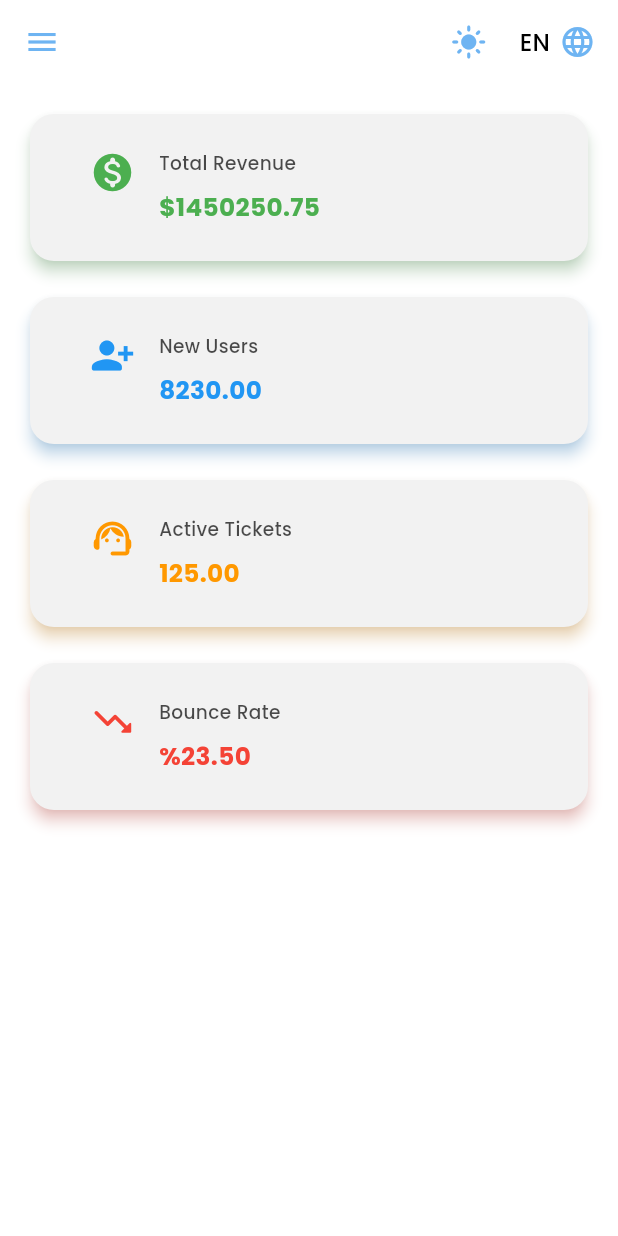
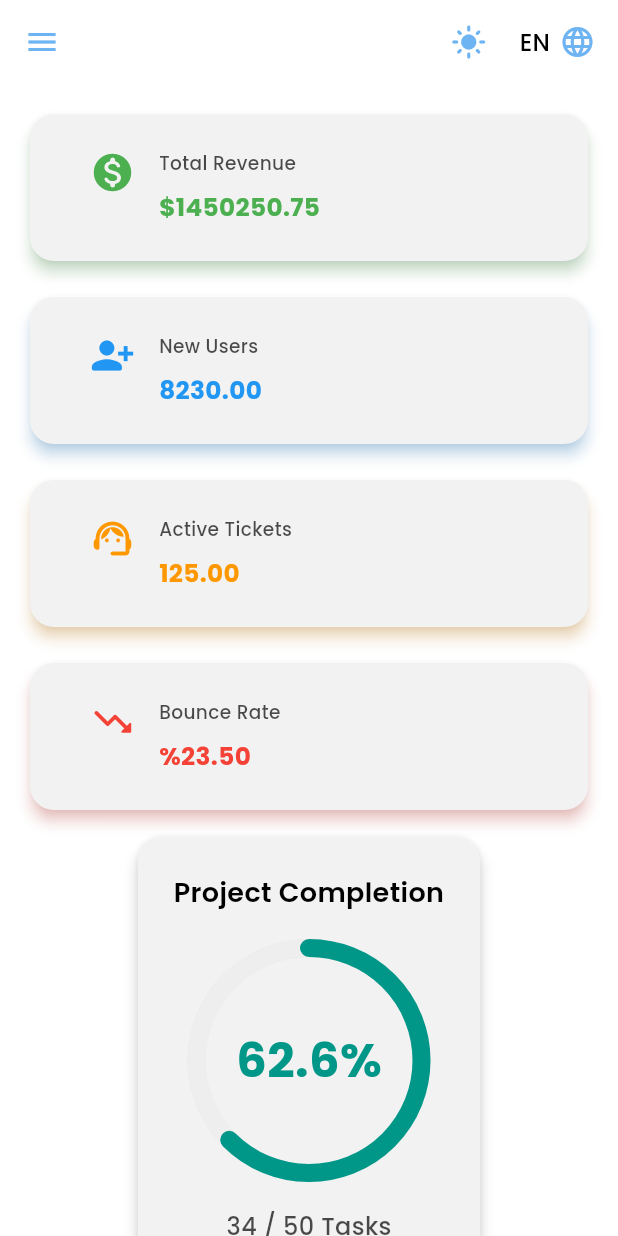
Before and after one commit to Alaa-shibany/education_section, a Flutter app: the screen it shows after launch, after a tap on "Login", on a phone screen of 412 x 824 dp. Run offline on Flutter 3.47's test engine with Material 3 defaults, Android fonts, the phone set to English and light mode, and no system bars; drawn by our look-alikes of animated_flip_counter, flutter_animate; our stand-ins replace dartz, dio, equatable, fl_chart, flutter_bloc, flutter_svg and 6 more.

Commit message:
line chart

```diff
--- a/lib/features/home/presentation/home_screen.dart
+++ b/lib/features/home/presentation/home_screen.dart
@@ -1,4 +1,7 @@
-import 'package:courses/shared/stats/kpi_stats_card.dart';
+import 'package:courses/shared/statistics/circular_progress_card.dart';
+import 'package:courses/shared/statistics/kpi_stats_card.dart';
+import 'package:courses/shared/statistics/line_chart_card.dart';
+import 'package:fl_chart/fl_chart.dart';
 import 'package:flutter/material.dart';
 
 class HomeScreen extends StatelessWidget {
@@ -6,11 +9,23 @@ class HomeScreen extends StatelessWidget {
 
   @override
   Widget build(BuildContext context) {
+    final List<FlSpot> userActivitySpots = [
+      const FlSpot(0, 3), // اليوم 0، القيمة 3
+      const FlSpot(1, 5), // اليوم 1، القيمة 5
+      const FlSpot(2, 4),
+      const FlSpot(3, 7),
+      const FlSpot(4, 6),
+      const FlSpot(5, 8),
+      const FlSpot(6, 7), // اليوم 6، القيمة 7
+    ];
     return Scaffold(
       body: SingleChildScrollView(
         child: Padding(
           padding: const EdgeInsets.all(16.0),
-          child: Wrap(
+          child: Column(
+            spacing: 10,
+            children: [
+              Wrap(
                 spacing: 16,
                 runSpacing: 16,
                 children: [
@@ -42,6 +57,21 @@ class HomeScreen extends StatelessWidget {
                   ),
                 ],
               ),
+              CircularProgressCard(
+                title: 'Project Completion',
+                currentValue: 34,
+                goalValue: 50,
+                color: Colors.teal,
+                unitLabel: 'Tasks',
+              ),
+              LineChartCard(
+                title: 'User Activity',
+                subTitle: 'Last 7 Days',
+                color: Colors.indigo,
+                spots: userActivitySpots,
+              ),
+            ],
+          ),
         ),
       ),
     );
--- /dev/null
+++ b/lib/shared/statistics/circular_progress_card.dart
@@ -0,0 +1,106 @@
+import 'package:flutter/material.dart';
+import 'package:flutter_animate/flutter_animate.dart';
+import 'package:animated_flip_counter/animated_flip_counter.dart';
+import 'package:google_fonts/google_fonts.dart';
+
+class CircularProgressCard extends StatelessWidget {
+  final String title;
+  final double currentValue;
+  final double goalValue;
+  final Color color;
+  final String unitLabel; // وصف للرقم مثل "Users" أو "USD"
+
+  const CircularProgressCard({
+    super.key,
+    required this.title,
+    required this.currentValue,
+    required this.goalValue,
+    required this.color,
+    required this.unitLabel,
+  });
+
+  @override
+  Widget build(BuildContext context) {
+    final double percentage = (currentValue / goalValue).clamp(0.0, 1.0);
+
+    return Card(
+          elevation: 4,
+          shape: RoundedRectangleBorder(
+            borderRadius: BorderRadius.circular(16),
+          ),
+          child: Padding(
+            padding: const EdgeInsets.all(24.0),
+            child: Column(
+              children: [
+                Text(
+                  title,
+                  style: GoogleFonts.poppins(
+                    fontSize: 18,
+                    fontWeight: FontWeight.w600,
+                    color: Theme.of(context).textTheme.bodyLarge?.color,
+                  ),
+                  textAlign: TextAlign.center,
+                ),
+                const SizedBox(height: 24),
+
+                TweenAnimationBuilder<double>(
+                  tween: Tween(begin: 0, end: percentage),
+                  duration: 1500.ms,
+                  curve: Curves.easeInOutCubic,
+                  builder: (context, animatedPercentage, child) {
+                    return SizedBox(
+                      width: 150,
+                      height: 150,
+                      child: Stack(
+                        fit: StackFit.expand,
+                        children: [
+                          // الدائرة الخلفية (المسار)
+                          CircularProgressIndicator(
+                            value: 1, // تملأ الدائرة كاملة
+                            strokeWidth: 12,
+                            backgroundColor: color.withOpacity(0.1),
+                            color: Colors.grey.shade200,
+                          ),
+                          CircularProgressIndicator(
+                            value: animatedPercentage,
+                            strokeWidth: 12,
+                            valueColor: AlwaysStoppedAnimation<Color>(color),
+                            strokeCap: StrokeCap.round,
+                          ),
+                          Center(
+                            child: AnimatedFlipCounter(
+                              value: animatedPercentage * 100,
+                              fractionDigits: 1,
+                              suffix: "%",
+                              textStyle: GoogleFonts.poppins(
+                                fontSize: 32,
+                                fontWeight: FontWeight.bold,
+                                color: color,
+                              ),
+                            ),
+                          ),
+                        ],
+                      ),
+                    );
+                  },
+                ),
+                const SizedBox(height: 24),
+                Text(
+                  '${currentValue.toInt()} / ${goalValue.toInt()} $unitLabel',
+                  style: GoogleFonts.poppins(
+                    fontSize: 16,
+                    fontWeight: FontWeight.w500,
+                    color: Theme.of(
+                      context,
+                    ).textTheme.bodySmall?.color?.withOpacity(0.7),
+                  ),
+                ),
+              ],
+            ),
+          ),
+        )
+        .animate()
+        .fade(duration: 500.ms, delay: 200.ms)
+        .scaleXY(begin: 0.8, curve: Curves.easeOut);
+  }
+}
--- /dev/null
+++ b/lib/shared/statistics/line_chart_card.dart
@@ -0,0 +1,95 @@
+import 'package:fl_chart/fl_chart.dart';
+import 'package:flutter/material.dart';
+import 'package:flutter_animate/flutter_animate.dart';
+import 'package:google_fonts/google_fonts.dart';
+
+class LineChartCard extends StatelessWidget {
+  final String title;
+  final String subTitle;
+  final Color color;
+  final List<FlSpot> spots; // قائمة النقاط للرسم (x, y)
+
+  const LineChartCard({
+    super.key,
+    required this.title,
+    required this.subTitle,
+    required this.color,
+    required this.spots,
+  });
+
+  @override
+  Widget build(BuildContext context) {
+    return Card(
+          elevation: 4,
+          shape: RoundedRectangleBorder(
+            borderRadius: BorderRadius.circular(16),
+          ),
+          child: Padding(
+            padding: const EdgeInsets.fromLTRB(24, 24, 24, 12),
+            child: Column(
+              crossAxisAlignment: CrossAxisAlignment.start,
+              children: [
+                Text(
+                  title,
+                  style: GoogleFonts.poppins(
+                    fontSize: 18,
+                    fontWeight: FontWeight.w600,
+                  ),
+                ),
+                Text(
+                  subTitle,
+                  style: GoogleFonts.poppins(
+                    fontSize: 14,
+                    color: Colors.grey.shade600,
+                  ),
+                ),
+                const SizedBox(height: 24),
+
+                SizedBox(
+                  height: 150,
+                  child: LineChart(
+                    LineChartData(
+                      gridData: const FlGridData(show: false),
+                      titlesData: const FlTitlesData(show: false),
+                      borderData: FlBorderData(show: false),
+
+                      lineBarsData: [
+                        LineChartBarData(
+                          spots: spots,
+                          isCurved: true,
+                          color: color,
+                          barWidth: 4,
+                          isStrokeCapRound: true,
+                          dotData: const FlDotData(show: false),
+                          belowBarData: BarAreaData(
+                            show: true,
+                            gradient: LinearGradient(
+                              colors: [
+                                color.withOpacity(0.3),
+                                color.withOpacity(0.0),
+                              ],
+                              begin: Alignment.topCenter,
+                              end: Alignment.bottomCenter,
+                            ),
+                          ),
+                        ),
+                      ],
+                      lineTouchData: LineTouchData(
+                        touchTooltipData: LineTouchTooltipData(
+                          getTooltipColor: (spot) => Colors.blueGrey.shade800,
+                        ),
+                      ),
+                    ),
+                    duration: 1500.ms,
+                    curve: Curves.easeInOut,
+                  ),
+                ),
+              ],
+            ),
+          ),
+        )
+        .animate()
+        .fade(duration: 500.ms, delay: 400.ms)
+        .slideX(begin: -0.2, curve: Curves.easeOut);
+  }
+}
--- a/pubspec.yaml
+++ b/pubspec.yaml
@@ -54,6 +54,7 @@ dependencies:
   flutter_svg: ^2.2.0
   flutter_animate: ^4.5.2
   animated_flip_counter: ^0.3.4
+  fl_chart: ^1.0.0
 
 dev_dependencies:
   flutter_test:
```
Also changed, not shown: lib/shared/statistics/kpi_stats_card.dart (renamed from lib/shared/stats/kpi_stats_card.dart), pubspec.lock. Lines whose indentation alone changed are shown as unchanged.
